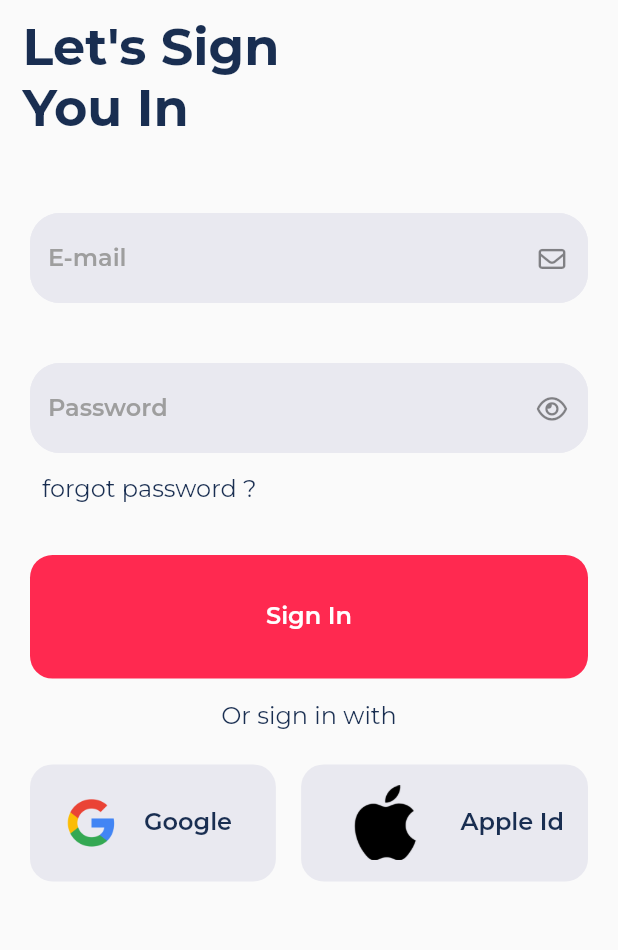
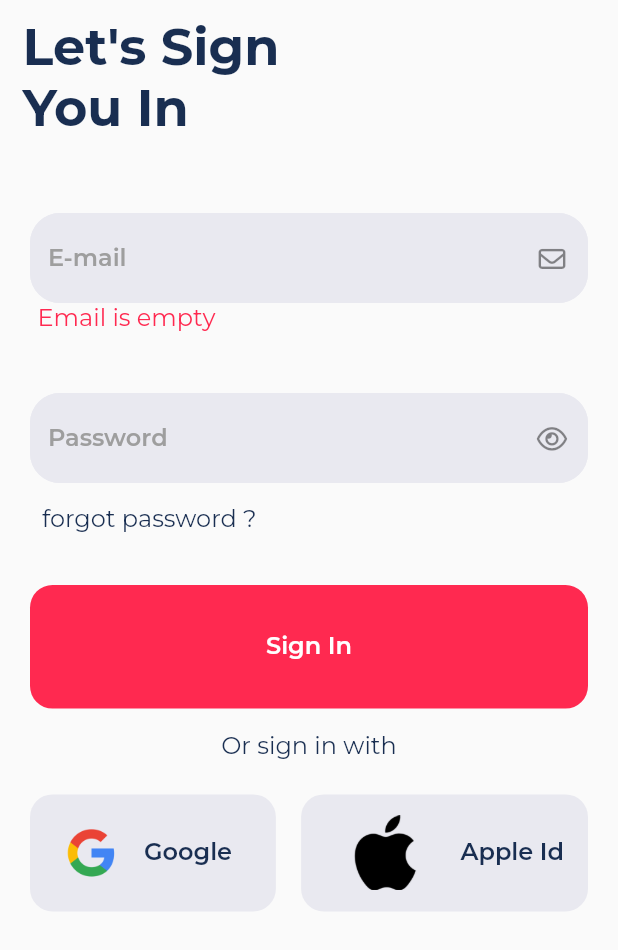
Before and after one commit to Febinjohnson96/newsz, a Flutter app: the SignInScreen screen opened directly, after a tap on "Sign In", on a phone screen of 412 x 824 dp. Shown: the top 950 px of the screen. Run offline on Flutter 3.47's test engine with Material 2 defaults, Android fonts, the phone set to English and light mode, and no system bars; our stand-ins replace animate_do, equatable, flex_color_scheme, font_awesome_flutter, get, get_it and 1 more.

Commit message:
Added validation to sign in page

```diff
--- /dev/null
+++ b/lib/src/core/utils/validation/validation.dart
@@ -0,0 +1,21 @@
+import 'package:get/get.dart';
+
+class AppValidations {
+  bool isValidEmail(String email) {
+    return GetUtils.isEmail(email);
+  }
+
+  bool isValidOtp(String otp) {
+    return RegExp(r"^[0-9]{4}$").hasMatch(otp);
+  }
+
+  bool isValidPhone(String phone) {
+    return RegExp(r"^[0-9]{0,20}$").hasMatch(phone);
+  }
+
+  bool isValidPassWord(String password) {
+    return RegExp(
+            r'^(?=.*?[A-Z])(?=.*?[a-z])(?=.*?[0-9])(?=.*?[!@#\$&*~]).{8,}$')
+        .hasMatch(password); // ex test123!
+  }
+}
--- a/lib/src/presentation/auth/auth_sub_features/sign_in/sign_in_controller.dart
+++ b/lib/src/presentation/auth/auth_sub_features/sign_in/sign_in_controller.dart
@@ -1,14 +1,56 @@
 import 'package:flutter/material.dart';
 import 'package:get/get.dart';
+import 'package:newsz/src/core/utils/validation/validation.dart';
 
 class SignInController extends GetxController {
   final emailController = TextEditingController();
   final passWordController = TextEditingController();
+  final validation = AppValidations();
 
   final _isPassWordNotVisible = true.obs;
   bool get isPassWordNotVisible => _isPassWordNotVisible.value;
 
+  final _emailError = "".obs;
+  String get emailError => _emailError.value;
+
+  final _passWordError = "".obs;
+  String get passWordError => _passWordError.value;
+
   void changePasswordVisibilty(bool passWordVisibility) {
     _isPassWordNotVisible(passWordVisibility);
   }
+
+  void onClickSignInButton() {
+    if (validateUserCredential()) {
+      debugPrint("Success");
+    } else {
+      debugPrint("NOPE");
+    }
+  }
+
+  bool validateUserCredential() {
+    if (emailController.text.isEmpty) {
+      _emailError("Email is empty");
+      return false;
+    }
+    if (!validation.isValidEmail(emailController.text)) {
+      _emailError("Please fill email properly");
+      return false;
+    }
+    if (!validation.isValidPassWord(passWordController.text)) {
+      _passWordError(
+          "Please fill password in the format John!2d\nNeed 1 capitalletter\nAt least 1 number\n1 special character");
+      return false;
+    }
+    if (emailController.text.isNotEmpty ||
+        validation.isValidEmail(emailController.text)) {
+      _emailError('');
+    }
+    if (validation.isValidPassWord(passWordController.text)) {
+      _passWordError('');
+    }
+    _emailError('');
+    _passWordError('');
+    return true;
+  }
 }
--- a/lib/src/presentation/auth/auth_sub_features/sign_in/sign_in_screen.dart
+++ b/lib/src/presentation/auth/auth_sub_features/sign_in/sign_in_screen.dart
@@ -1,3 +1,4 @@
+import 'package:animate_do/animate_do.dart';
 import 'package:flutter/material.dart';
 import 'package:font_awesome_flutter/font_awesome_flutter.dart';
 import 'package:get/get.dart';
@@ -45,6 +46,23 @@ class SignInScreen extends StatelessWidget {
                       icon: FontAwesomeIcons.envelope,
                     ),
                   ),
+                  Padding(
+                    padding: const EdgeInsets.symmetric(horizontal: 25),
+                    child: Obx(
+                      () => controller.emailError.isNotEmpty
+                          ? Flash(
+                              duration: const Duration(milliseconds: 1000),
+                              child: Text(
+                                controller.emailError,
+                                style: Theme.of(context)
+                                    .textTheme
+                                    .headline6
+                                    ?.copyWith(color: redRibbon),
+                              ),
+                            )
+                          : const SizedBox(),
+                    ),
+                  ),
                   const SizedBox(
                     height: 40,
                   ),
@@ -61,6 +79,23 @@ class SignInScreen extends StatelessWidget {
                         callback: (p0) =>
                             controller.changePasswordVisibilty(p0),
                       ),
+                    ),
+                  ),
+                  Padding(
+                    padding: const EdgeInsets.symmetric(horizontal: 25),
+                    child: Obx(
+                      () => controller.passWordError.isNotEmpty
+                          ? Flash(
+                              duration: const Duration(milliseconds: 1000),
+                              child: Text(
+                                controller.passWordError,
+                                style: Theme.of(context)
+                                    .textTheme
+                                    .headline6
+                                    ?.copyWith(color: redRibbon),
+                              ),
+                            )
+                          : const SizedBox(),
                     ),
                   ),
                   Padding(
@@ -86,7 +121,7 @@ class SignInScreen extends StatelessWidget {
                         height: constraints.maxHeight * 0.1,
                         child: AppButton(
                           btntitle: "Sign In",
-                          callback: () {},
+                          callback: () => controller.onClickSignInButton(),
                         )),
                   ),
                   const SizedBox(
```
Also changed, not shown: pubspec.lock.
